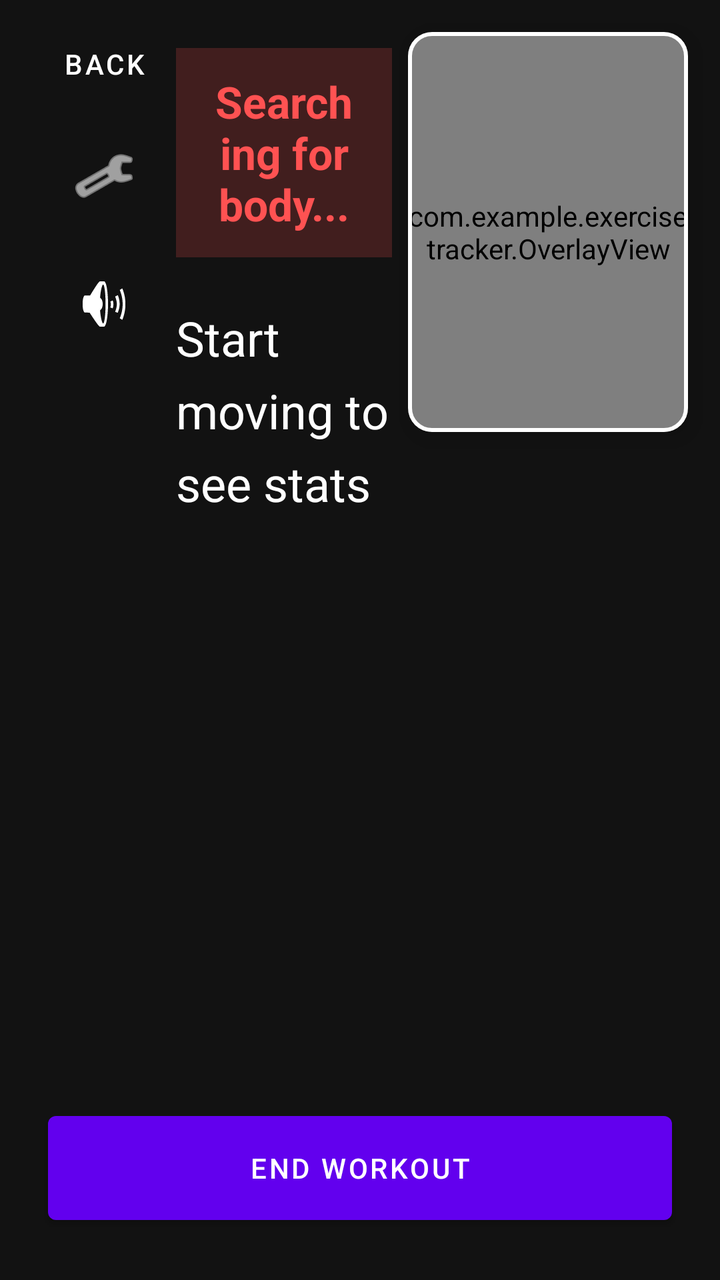
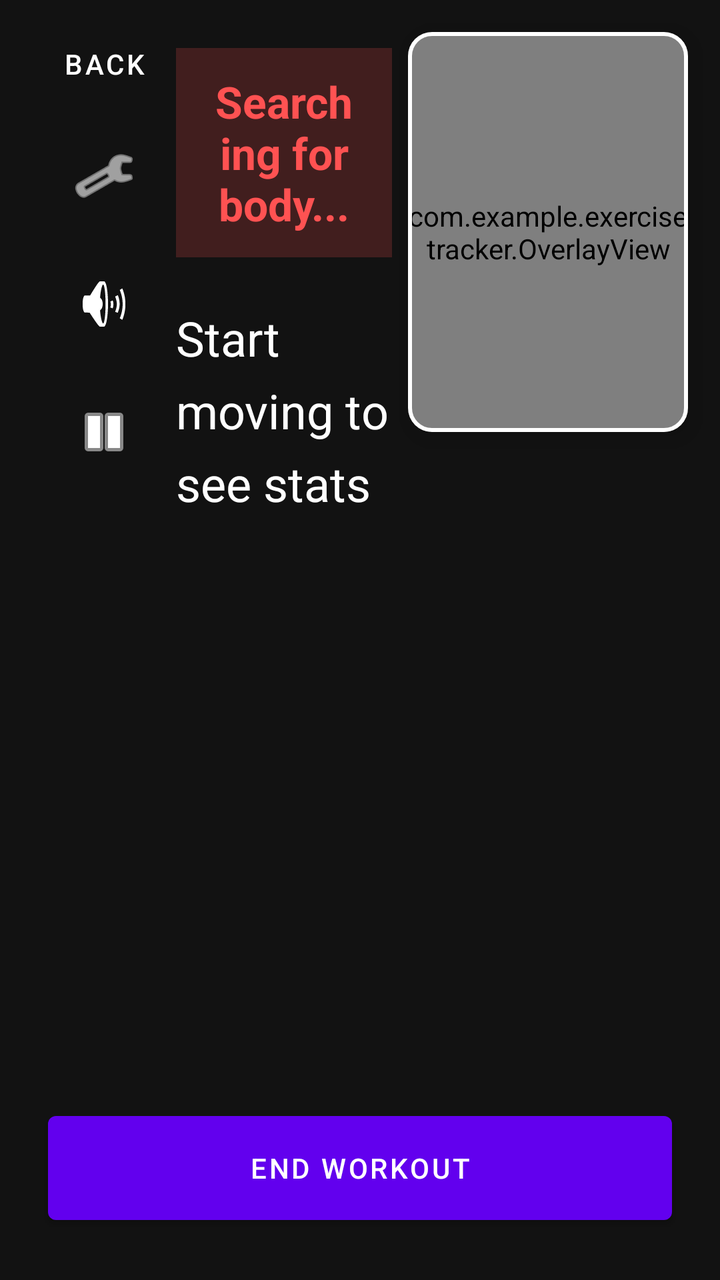

Two renders of the same Android screen: before a commit and after it. Below are the layout's source before the change and the commit's diff.
<!-- AndroidManifest.xml: application theme Theme.MaterialComponents.DayNight.NoActionBar -->
<!-- res/layout/activity_main.xml -->
<?xml version="1.0" encoding="utf-8"?>
<androidx.constraintlayout.widget.ConstraintLayout
    xmlns:android="http://schemas.android.com/apk/res/android"
    xmlns:app="http://schemas.android.com/apk/res-auto"
    android:layout_width="match_parent"
    android:layout_height="match_parent"
    android:background="#121212">

    
    <androidx.core.widget.NestedScrollView
        android:id="@+id/statsScrollView"
        android:layout_width="match_parent"
        android:layout_height="0dp"
        android:fillViewport="true"
        app:layout_constraintTop_toTopOf="parent"
        app:layout_constraintBottom_toTopOf="@id/endTaskButton">

        <LinearLayout
            android:id="@+id/statsContainer"
            android:layout_width="match_parent"
            android:layout_height="wrap_content"
            android:orientation="vertical"
            android:paddingStart="88dp"
            android:paddingTop="24dp"
            android:paddingEnd="164dp"
            android:paddingBottom="24dp">

            <TextView
                android:id="@+id/alignmentStatus"
                android:layout_width="match_parent"
                android:layout_height="wrap_content"
                android:text="Searching for body..."
                android:textAlignment="center"
                android:textSize="22sp"
                android:textStyle="bold"
                android:textColor="#FF5252"
                android:background="#33FF5252"
                android:padding="12dp"
                android:layout_marginBottom="24dp" />

            <TextView
                android:id="@+id/liveStatsText"
                android:layout_width="match_parent"
                android:layout_height="wrap_content"
                android:text="Start moving to see stats"
                android:textColor="@android:color/white"
                android:textSize="24sp"
                android:lineSpacingExtra="8dp" />

        </LinearLayout>
    </androidx.core.widget.NestedScrollView>

    
    <com.google.android.material.card.MaterialCardView
        android:id="@+id/cameraCard"
        android:layout_width="140dp"
        android:layout_height="200dp"
        android:layout_margin="16dp"
        app:cardCornerRadius="12dp"
        app:cardElevation="8dp"
        app:strokeColor="@android:color/white"
        app:strokeWidth="2dp"
        app:layout_constraintTop_toTopOf="parent"
        app:layout_constraintEnd_toEndOf="parent">

        <FrameLayout
            android:layout_width="match_parent"
            android:layout_height="match_parent">

            <androidx.camera.view.PreviewView
                android:id="@+id/viewFinder"
                android:layout_width="match_parent"
                android:layout_height="match_parent" />

            <com.example.exercisetracker.OverlayView
                android:id="@+id/overlayView"
                android:layout_width="match_parent"
                android:layout_height="match_parent" />
        </FrameLayout>
    </com.google.android.material.card.MaterialCardView>

    
    <LinearLayout
        android:layout_width="wrap_content"
        android:layout_height="wrap_content"
        android:orientation="vertical"
        android:gravity="center_horizontal"
        android:padding="8dp"
        app:layout_constraintTop_toTopOf="parent"
        app:layout_constraintStart_toStartOf="parent">

        <Button
            android:id="@+id/backButton"
            style="@style/Widget.MaterialComponents.Button.TextButton"
            android:layout_width="wrap_content"
            android:layout_height="wrap_content"
            android:text="Back"
            android:textColor="@android:color/white" />

        <ImageButton
            android:id="@+id/filterButton"
            android:layout_width="48dp"
            android:layout_height="48dp"
            android:layout_marginTop="8dp"
            android:background="?attr/selectableItemBackgroundBorderless"
            android:src="@android:drawable/ic_menu_manage"
            app:tint="@android:color/white"
            android:contentDescription="Exercise Filter" />

        <ImageButton
            android:id="@+id/soundButton"
            android:layout_width="48dp"
            android:layout_height="48dp"
            android:layout_marginTop="16dp"
            android:background="?attr/selectableItemBackgroundBorderless"
            android:src="@android:drawable/ic_lock_silent_mode_off"
            app:tint="@android:color/white"
            android:contentDescription="Toggle Sound" />
    </LinearLayout>

    <Button
        android:id="@+id/endTaskButton"
        android:layout_width="match_parent"
        android:layout_height="64dp"
        android:text="End Workout"
        android:layout_margin="24dp"
        app:layout_constraintBottom_toBottomOf="parent"
        app:layout_constraintStart_toStartOf="parent"
        app:layout_constraintEnd_toEndOf="parent" />

</androidx.constraintlayout.widget.ConstraintLayout>
<!-- resources referenced by this layout -->
<resources>

</resources>

<!-- the commit's change to res/layout/activity_main.xml (unified diff, before → after) -->
@@ -4,7 +4,8 @@
     xmlns:app="http://schemas.android.com/apk/res-auto"
     android:layout_width="match_parent"
     android:layout_height="match_parent"
-    android:background="#121212">
+    android:background="#121212"
+    android:keepScreenOn="true">
 
     
     <androidx.core.widget.NestedScrollView
@@ -81,6 +82,54 @@
 
     
     <LinearLayout
+        android:id="@+id/goalPanel"
+        android:layout_width="140dp"
+        android:layout_height="wrap_content"
+        android:layout_marginTop="12dp"
+        android:gravity="center_horizontal"
+        android:orientation="vertical"
+        android:visibility="gone"
+        app:layout_constraintTop_toBottomOf="@id/cameraCard"
+        app:layout_constraintStart_toStartOf="@id/cameraCard"
+        app:layout_constraintEnd_toEndOf="@id/cameraCard">
+
+        <FrameLayout
+            android:layout_width="110dp"
+            android:layout_height="110dp">
+
+            <com.google.android.material.progressindicator.CircularProgressIndicator
+                android:id="@+id/goalRing"
+                android:layout_width="wrap_content"
+                android:layout_height="wrap_content"
+                android:layout_gravity="center"
+                app:indicatorSize="110dp"
+                app:trackThickness="8dp"
+                app:indicatorColor="#BB86FC"
+                app:trackColor="#33FFFFFF" />
+
+            <TextView
+                android:id="@+id/goalRingText"
+                android:layout_width="wrap_content"
+                android:layout_height="wrap_content"
+                android:layout_gravity="center"
+                android:text="0/15"
+                android:textColor="@android:color/white"
+                android:textSize="22sp"
+                android:textStyle="bold" />
+        </FrameLayout>
+
+        <TextView
+            android:id="@+id/goalSetText"
+            android:layout_width="wrap_content"
+            android:layout_height="wrap_content"
+            android:layout_marginTop="6dp"
+            android:text="Set 1 of 3"
+            android:textColor="@android:color/white"
+            android:textSize="14sp" />
+    </LinearLayout>
+
+    
+    <LinearLayout
         android:layout_width="wrap_content"
         android:layout_height="wrap_content"
         android:orientation="vertical"
@@ -105,7 +154,7 @@
             android:background="?attr/selectableItemBackgroundBorderless"
             android:src="@android:drawable/ic_menu_manage"
             app:tint="@android:color/white"
-            android:contentDescription="Exercise Filter" />
+            android:contentDescription="Change exercise" />
 
         <ImageButton
             android:id="@+id/soundButton"
@@ -116,6 +165,16 @@
             android:src="@android:drawable/ic_lock_silent_mode_off"
             app:tint="@android:color/white"
             android:contentDescription="Toggle Sound" />
+
+        <ImageButton
+            android:id="@+id/pauseButton"
+            android:layout_width="48dp"
+            android:layout_height="48dp"
+            android:layout_marginTop="16dp"
+            android:background="?attr/selectableItemBackgroundBorderless"
+            android:src="@android:drawable/ic_media_pause"
+            app:tint="@android:color/white"
+            android:contentDescription="Pause workout" />
     </LinearLayout>
 
     <Button
